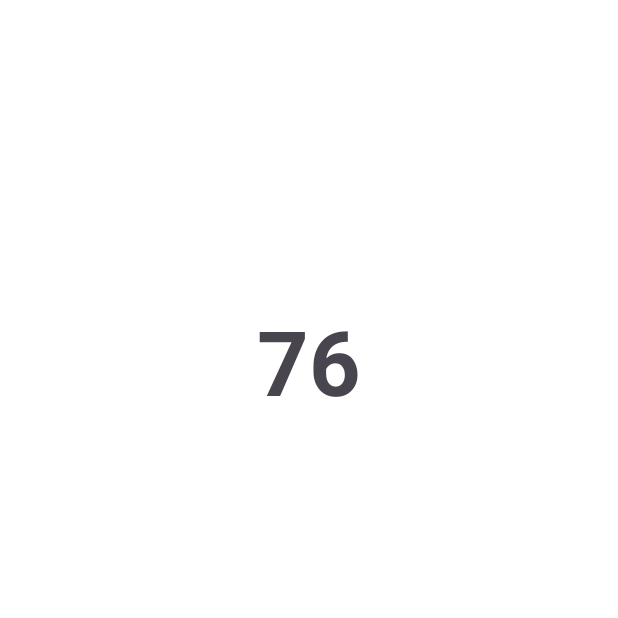
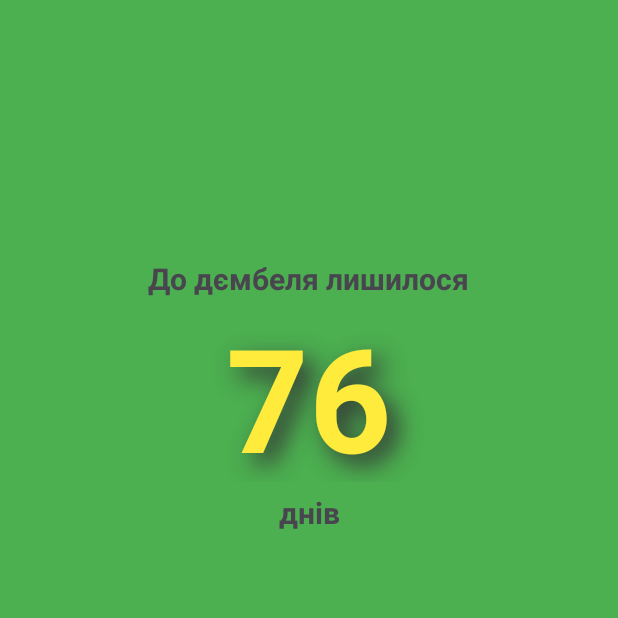
Before and after one commit to volodymyrdmytrenko/Dembel, an Android app: the screen it shows after launch (MainActivity), on a phone screen of 412 x 824 dp, the top half of it. Run offline under Robolectric (Android 15) with nearby library versions, the phone set to English and light mode, and no system bars.

Commit message:
Colors and additional textes

```diff
--- a/app/src/main/res/layout/activity_main.xml
+++ b/app/src/main/res/layout/activity_main.xml
@@ -5,17 +5,49 @@
     android:id="@+id/main"
     android:layout_width="match_parent"
     android:layout_height="match_parent"
-    android:background="@color/white"
+    android:background="@color/mili"
     tools:context=".MainActivity">
 
     <TextView
         android:id="@+id/daysView"
+        android:layout_width="350dp"
+        android:layout_height="121dp"
+        android:layout_marginTop="200dp"
+        android:shadowColor="#333333"
+        android:shadowDx="10"
+        android:shadowDy="10"
+        android:shadowRadius="20"
+        android:text="TextView"
+        android:textAlignment="center"
+        android:textColor="@color/yellow"
+        android:textSize="96sp"
+        android:textStyle="bold"
+        app:layout_constraintEnd_toEndOf="parent"
+        app:layout_constraintStart_toStartOf="parent"
+        app:layout_constraintTop_toTopOf="parent" />
+
+    <TextView
+        android:id="@+id/zalyshok"
         android:layout_width="wrap_content"
         android:layout_height="wrap_content"
-        android:layout_marginTop="200dp"
-        android:text="TextView"
+        android:layout_marginTop="172dp"
+        android:text="@string/zalyshok"
         android:textAlignment="center"
-        android:textSize="60sp"
+        android:textSize="20sp"
+        android:textStyle="bold"
+        app:layout_constraintEnd_toEndOf="parent"
+        app:layout_constraintHorizontal_bias="0.497"
+        app:layout_constraintStart_toStartOf="parent"
+        app:layout_constraintTop_toTopOf="parent" />
+
+    <TextView
+        android:id="@+id/zalyshok"
+        android:layout_width="wrap_content"
+        android:layout_height="wrap_content"
+        android:layout_marginTop="328dp"
+        android:text="@string/dniv"
+        android:textAlignment="center"
+        android:textSize="20sp"
         android:textStyle="bold"
         app:layout_constraintEnd_toEndOf="parent"
         app:layout_constraintStart_toStartOf="parent"
--- a/app/src/main/res/values/colors.xml
+++ b/app/src/main/res/values/colors.xml
@@ -2,4 +2,6 @@
 <resources>
     <color name="black">#FF000000</color>
     <color name="white">#FFFFFFFF</color>
+    <color name="yellow">#FFEB3B</color>
+    <color name="mili">#4CAF50</color>
 </resources>
--- a/app/src/main/res/values/strings.xml
+++ b/app/src/main/res/values/strings.xml
@@ -1,4 +1,5 @@
 <resources>
     <string name="app_name">Dembel</string>
-    <string name="Button_text">Тисни!</string>
+    <string name="zalyshok">До дємбеля лишилося</string>
+    <string name="dniv">днів</string>
 </resources>
```
